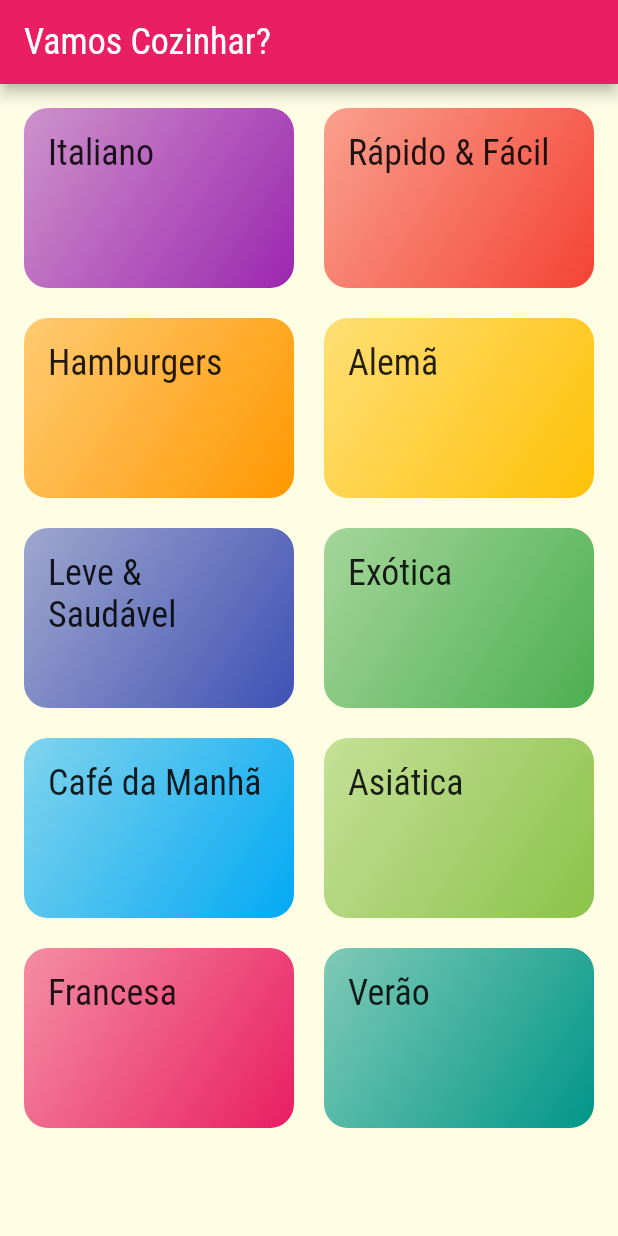
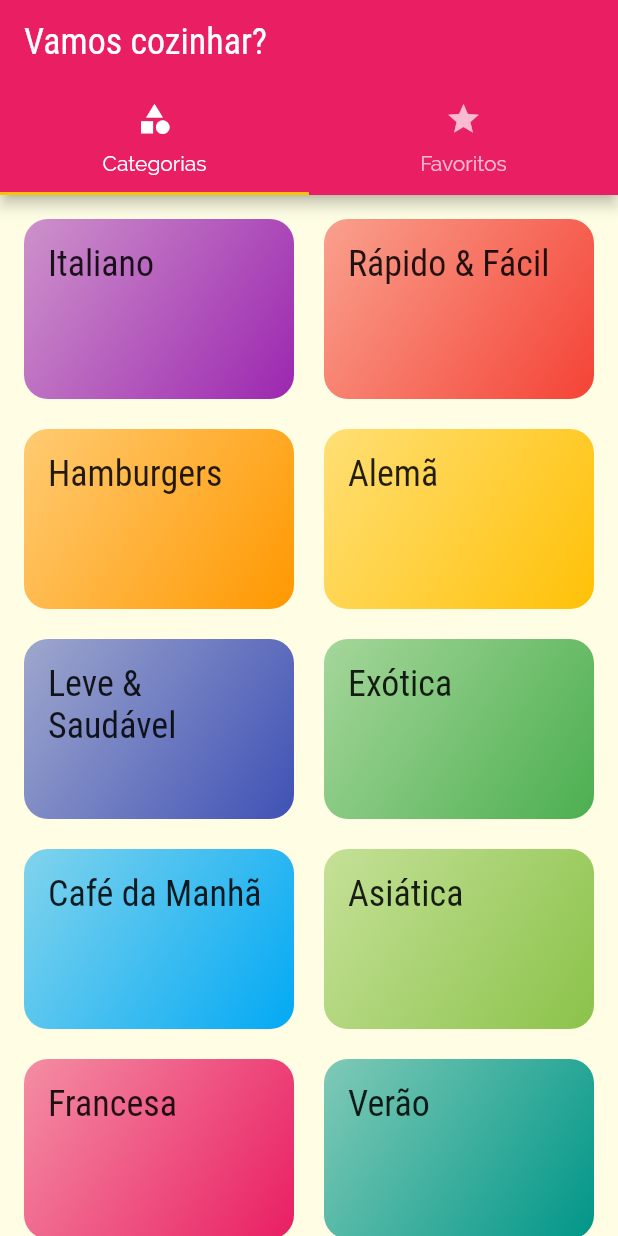
Before and after one commit to jermelterzi/meals_menu, a Flutter app: the screen it shows after launch, on a phone screen of 412 x 824 dp. Run offline on Flutter 3.47's test engine with Material 2 defaults, Android fonts, the phone set to English and light mode, and no system bars.

Commit message:
Creating a new page with tabs and adjusting the rest of the code to use it

```diff
--- a/lib/main.dart
+++ b/lib/main.dart
@@ -2,6 +2,7 @@ import 'package:flutter/material.dart';
 import 'package:meals/pages/categories_page.dart';
 import 'package:meals/pages/meal_detail_page.dart';
 import 'package:meals/pages/meals_page.dart';
+import 'package:meals/pages/tabs_page.dart';
 import 'package:meals/utils/app_routes.dart';
 
 void main() => runApp(const MyApp());
@@ -27,7 +28,7 @@ class MyApp extends StatelessWidget {
             ),
       ),
       routes: {
-        AppRoutes.HOME: (ctx) => const CategoriesPage(),
+        AppRoutes.HOME: (ctx) => const TabsPage(),
         AppRoutes.MEALS_PAGE: (ctx) => MealsPage(),
         AppRoutes.MEAL_DETAIL: (ctx) => const MealDetailPage(),
       },
--- a/lib/pages/categories_page.dart
+++ b/lib/pages/categories_page.dart
@@ -7,11 +7,7 @@ class CategoriesPage extends StatelessWidget {
 
   @override
   Widget build(BuildContext context) {
-    return Scaffold(
-      appBar: AppBar(
-        title: const Text('Vamos Cozinhar?'),
-      ),
-      body: GridView(
+    return GridView(
       padding: const EdgeInsets.all(16),
       gridDelegate: const SliverGridDelegateWithMaxCrossAxisExtent(
         maxCrossAxisExtent: 200,
@@ -21,7 +17,6 @@ class CategoriesPage extends StatelessWidget {
       ),
       children:
           dummyCategories.map((cat) => CategoryItem(category: cat)).toList(),
-      ),
     );
   }
 }
--- /dev/null
+++ b/lib/pages/tabs_page.dart
@@ -0,0 +1,37 @@
+import 'package:flutter/material.dart';
+import 'package:meals/pages/categories_page.dart';
+import 'package:meals/pages/favorites_page.dart';
+
+class TabsPage extends StatelessWidget {
+  const TabsPage({Key? key}) : super(key: key);
+
+  @override
+  Widget build(BuildContext context) {
+    return DefaultTabController(
+      length: 2,
+      child: Scaffold(
+        appBar: AppBar(
+          title: const Text('Vamos cozinhar?'),
+          bottom: const TabBar(
+            tabs: [
+              Tab(
+                icon: Icon(Icons.category),
+                text: 'Categorias',
+              ),
+              Tab(
+                icon: Icon(Icons.star),
+                text: 'Favoritos',
+              ),
+            ],
+          ),
+        ),
+        body: const TabBarView(
+          children: [
+            CategoriesPage(),
+            FavoritesPage(),
+          ],
+        ),
+      ),
+    );
+  }
+}
```
Lines whose indentation alone changed are shown as unchanged.
